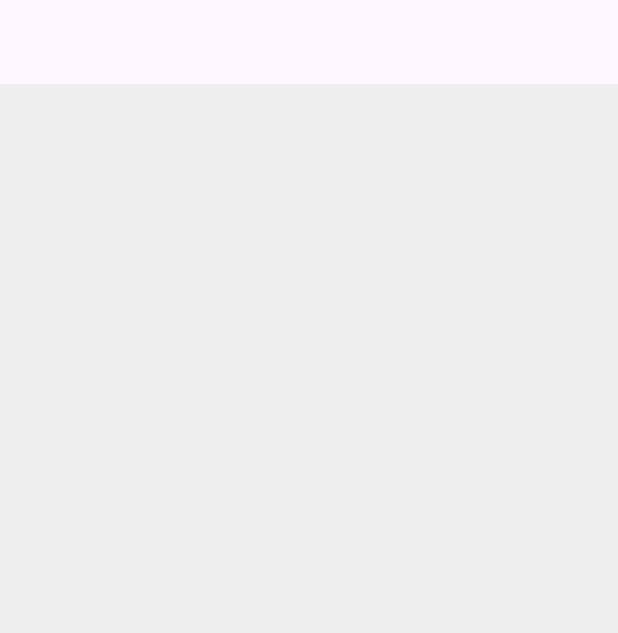
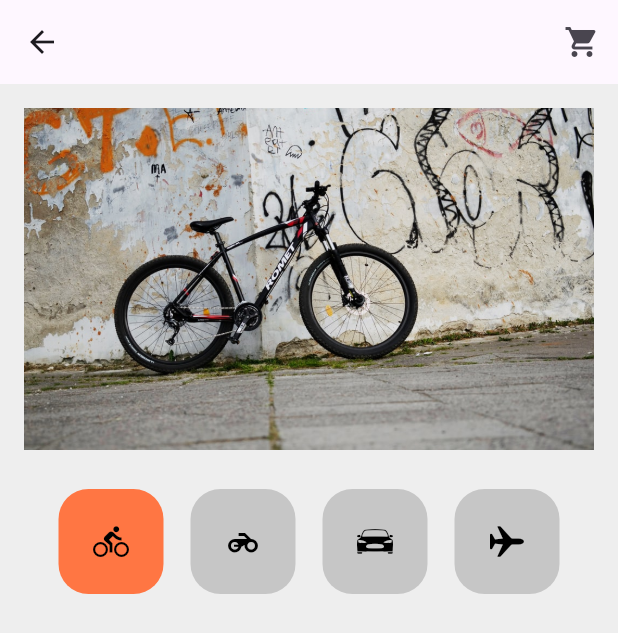
Before and after one commit to cowcat0722/flutter_lec, a Flutter app: the screen it shows after launch, on a phone screen of 412 x 824 dp. Shown: the top 633 px of the screen. Run offline on Flutter 3.47's test engine with Material 3 defaults, Android fonts, the phone set to English and light mode, and no system bars; our stand-ins replace flutter_svg.

Commit message:
쇼핑카트 헤더

```diff
--- /dev/null
+++ b/shoppingcart_app/lib/components/shopping_cart_header.dart
@@ -0,0 +1,79 @@
+import 'package:flutter/cupertino.dart';
+import 'package:flutter/material.dart';
+import 'package:shoppingcart_app/constants.dart';
+
+class ShoppingCartHeader extends StatefulWidget {
+  @override
+  State<ShoppingCartHeader> createState() => _ShoppingCartHeaderState();
+}
+
+class _ShoppingCartHeaderState extends State<ShoppingCartHeader> {
+  int selectedId = 0;
+
+  List<String> selectedPic = [
+    "assets/p1.jpeg",
+    "assets/p2.jpeg",
+    "assets/p3.jpeg",
+    "assets/p4.jpeg",
+  ];
+
+  @override
+  Widget build(BuildContext context) {
+    return Column(
+      children: [
+        _buildHeaderPic(),
+        _buildHeaderSelector(),
+      ],
+    );
+  }
+
+  Widget _buildHeaderPic() {
+    return Padding(
+      padding: const EdgeInsets.all(16.0),
+      child: AspectRatio(
+        aspectRatio: 5 / 3,
+        child: Image.asset(
+          selectedPic[selectedId],
+          fit: BoxFit.cover,
+        ),
+      ),
+    );
+  }
+
+  Widget _buildHeaderSelector() {
+    return Padding(
+      padding: const EdgeInsets.only(right: 30, left: 30, bottom: 30, top: 10),
+      child: Row(
+        mainAxisAlignment: MainAxisAlignment.spaceAround,
+        children: [
+          _buildHeaderSelectorButton(0, Icons.directions_bike),
+          _buildHeaderSelectorButton(1, Icons.motorcycle),
+          _buildHeaderSelectorButton(2, CupertinoIcons.car_detailed),
+          _buildHeaderSelectorButton(3, CupertinoIcons.airplane),
+        ],
+      ),
+    );
+  }
+
+  Container _buildHeaderSelectorButton(int id, IconData mIcon) {
+    return Container(
+      width: 70,
+      height: 70,
+      decoration: BoxDecoration(
+        color: id == selectedId ? kAccentColor : kSecondaryColor,
+        borderRadius: BorderRadius.circular(20),
+      ),
+      child: IconButton(
+        icon: Icon(
+          mIcon,
+          color: Colors.black,
+        ),
+        onPressed: () {
+          setState(() {
+            selectedId = id;
+          });
+        },
+      ),
+    );
+  }
+}
--- a/shoppingcart_app/lib/main.dart
+++ b/shoppingcart_app/lib/main.dart
@@ -1,5 +1,7 @@
 import 'package:flutter/material.dart';
 import 'package:shoppingcart_app/theme.dart';
+
+import 'components/shopping_cart_header.dart';
 
 void main() {
   runApp(const MyApp());
@@ -11,6 +13,7 @@
   @override
   Widget build(BuildContext context) {
     return MaterialApp(
+      debugShowCheckedModeBanner: false,
       theme: theme(),
       home: ShoppingCartPage(),
     );
@@ -18,17 +21,30 @@
 }
 
 class ShoppingCartPage extends StatelessWidget {
-  const ShoppingCartPage({super.key});
-
   @override
   Widget build(BuildContext context) {
     return Scaffold(
       appBar: _buildShoppingCartAppBar(),
-      body: Column(),
+      body: Column(
+        children: [
+          ShoppingCartHeader(),
+        ],
+      ),
     );
   }
 
   AppBar _buildShoppingCartAppBar() {
-    return AppBar();
+    return AppBar(
+      leading: IconButton(
+        icon: Icon(Icons.arrow_back),
+        onPressed: () {},
+      ),
+      actions: [
+        IconButton(
+          onPressed: () {},
+          icon: Icon(Icons.shopping_cart),
+        )
+      ],
+    );
   }
 }
```
